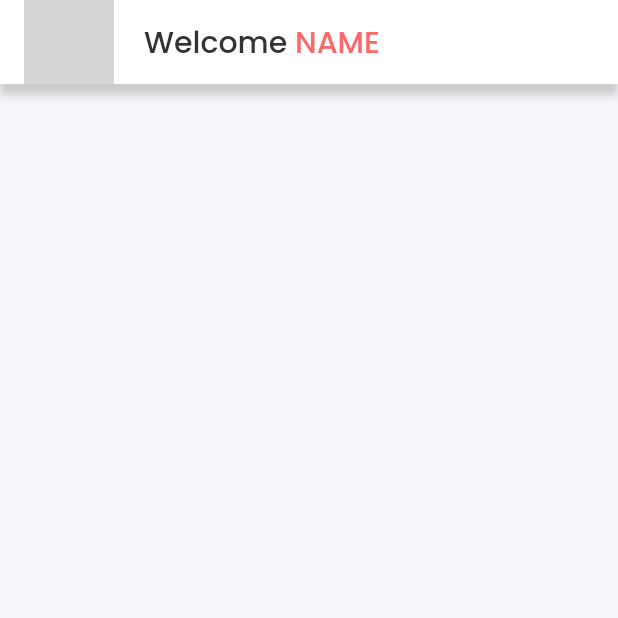
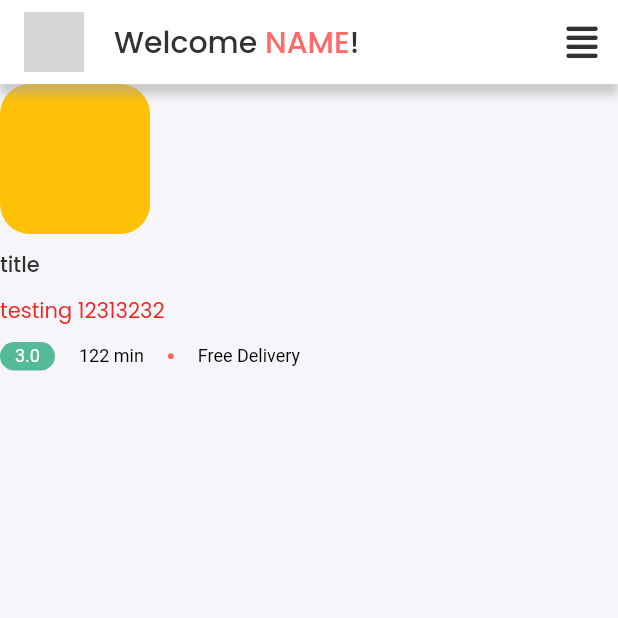
Before and after one commit to riqi3/CapstoneSAMS, a Flutter app: the screen it shows after launch, on a phone screen of 412 x 824 dp, the top half of it. Run offline on Flutter 3.47's test engine with Material 2 defaults, Android fonts, the phone set to English and light mode, and no system bars; our stand-ins replace font_awesome_flutter; accounts and stored records are empty; network calls fail; grey boxes are pictures that could not be loaded.

Commit message:
creating section

```diff
--- a/capstone_sams/lib/screens/home/HomeScreen.dart
+++ b/capstone_sams/lib/screens/home/HomeScreen.dart
@@ -1,7 +1,6 @@
+import 'package:capstone_sams/screens/home/widgets/Sections.dart';
 import 'package:capstone_sams/theme/pallete.dart';
 import 'package:flutter/material.dart';
-import 'package:font_awesome_flutter/font_awesome_flutter.dart';
-
 import 'widgets/AppBarSAMS.dart';
 
 class HomeScreen extends StatefulWidget {
@@ -22,12 +21,17 @@ class _HomeScreenState extends State<HomeScreen> {
           textColor: Pallete.textColor,
           backgroundColor: Pallete.whiteColor,
         ),
-        preferredSize: Size.fromHeight(
-          kToolbarHeight,
-        ),
+        preferredSize: Size.fromHeight(kToolbarHeight),
       ),
       body: SingleChildScrollView(
         physics: BouncingScrollPhysics(),
+        child: Row(
+          children: [
+            HomeSection(title: 'title',  location: 'testing 12313232', deliverTime: 122, rating: 3, press: (){
+              print('object');
+            })
+          ],
+        ),
       ),
     );
   }
--- a/capstone_sams/lib/screens/home/widgets/AppBarSAMS.dart
+++ b/capstone_sams/lib/screens/home/widgets/AppBarSAMS.dart
@@ -18,83 +18,61 @@ class HomeAppBar extends StatelessWidget {
 
   @override
   Widget build(BuildContext context) {
-    return Column(
-      mainAxisAlignment: MainAxisAlignment.center,
-      children: [
-        Container(
-
+    return Container(
       child: AppBar(
+        centerTitle: true,
         automaticallyImplyLeading: false,
+        elevation: 0,
+        backgroundColor: backgroundColor,
+        actions: [
+          IconButton(
+            onPressed: () {
+              print('dashboard');
+            },
+            icon: FaIcon(
+              FontAwesomeIcons.alignJustify,
+              color: Pallete.textColor,
+            ),
+          ),
+        ],
         title: Row(
           children: <Widget>[
-                CircleAvatar(
-                radius: 30,
+            GestureDetector(
+              onTap: () {
+                print('profile');
+              },
+              child: CircleAvatar(
+                radius: 20,
                 backgroundImage: NetworkImage(profile),
                 backgroundColor: Colors.transparent,
               ),
-              SizedBox(width: 20,),
+            ),
+            SizedBox(
+              width: 20,
+            ),
             Text(
               'Welcome ',
               style: TextStyle(
-                    fontSize: 20,
+                fontSize: Sizing.fsAppBar,
                 color: Pallete.textColor,
               ),
             ),
             Text(
               'NAME',
               style: TextStyle(
-                    fontSize: 20,
+                fontSize: Sizing.fsAppBar,
                 color: Pallete.mainColor,
+              ),
+            ),
+            Text(
+              '!',
+              style: TextStyle(
+                fontSize: Sizing.fsAppBar,
+                color: Pallete.textColor,
               ),
             ),
           ],
         ),
-            elevation: 0,
-            backgroundColor: backgroundColor,
-          ),
-          decoration: BoxDecoration(
-            boxShadow: [
-              BoxShadow(
-                color: Pallete.greyColor.withOpacity(.5),
-                offset: Offset(0, 7.0),
-                blurRadius: 4.0,
-              ),
-            ],
-          ),
-        ),
-      ],
-    );
-  }
-}
-
-//dynamic appbar
-class AppBarSAMS extends StatelessWidget {
-  const AppBarSAMS({
-    super.key,
-    required this.icon,
-    required this.textColor,
-    required this.backgroundColor,
-  });
-
-  final Color textColor, backgroundColor;
-  final FaIcon icon;
-
-  @override
-  Widget build(BuildContext context) {
-    return Container(
-      child: AppBar(
-        leading: IconButton(
-          onPressed: () {},
-          icon: icon,
-        ),
-        title: Text(
-          'data',
-          style: TextStyle(
-            color: textColor,
-          ),
-        ),
-        elevation: 0,
-        backgroundColor: backgroundColor,
       ),
       decoration: BoxDecoration(
         boxShadow: [
--- /dev/null
+++ b/capstone_sams/lib/screens/home/widgets/Sections.dart
@@ -0,0 +1,95 @@
+import 'package:capstone_sams/theme/pallete.dart';
+import 'package:flutter/material.dart';
+
+class HomeSection extends StatelessWidget {
+  const HomeSection({
+    super.key,
+    required this.title,
+
+    required this.location,
+    required this.deliverTime,
+    required this.rating,
+    required this.press,
+  });
+
+  final String title,   location;
+  final int deliverTime;
+  final double rating;
+  final VoidCallback press;
+
+  @override
+  Widget build(BuildContext context) {
+    return InkWell(
+      borderRadius: BorderRadius.all(Radius.circular(20)),
+      onTap: press,
+      child: SizedBox(
+        width: 200,
+        child: Column(
+          children: [
+            Column(
+              crossAxisAlignment: CrossAxisAlignment.start,
+              children: [
+                ClipRRect(
+                  borderRadius: BorderRadius.circular(20),
+                   child: Container(
+                    height:100,
+                    width: 100,
+                    color: Colors.amber,),
+                ),
+                Padding(
+                  padding: const EdgeInsets.symmetric(
+                      vertical: 20 / 2),
+                  child: Text(
+                    title,
+                    maxLines: 1,
+                    overflow: TextOverflow.ellipsis,
+                    style: Theme.of(context).textTheme.bodyLarge,
+                  ),
+                ),
+                Text(
+                  location,
+                  maxLines: 1,
+                  overflow: TextOverflow.ellipsis,
+                  style: TextStyle(color: Pallete.redColor),
+                ),
+                Padding(
+                  padding: const EdgeInsets.symmetric(
+                      vertical: 20 / 2),
+                  child: DefaultTextStyle(
+                    style: TextStyle(color: Colors.black, fontSize: 12),
+                    child: Row(
+                      children: [
+                        Container(
+                          padding: EdgeInsets.symmetric(
+                              horizontal: 20 / 2,
+                              vertical: 20 / 8),
+                          decoration: BoxDecoration(
+                              color: Pallete.greenColor,
+                              borderRadius:
+                                  BorderRadius.all(Radius.circular(20))),
+                          child: Text(
+                            rating.toString(),
+                            style: TextStyle(color: Colors.white),
+                          ),
+                        ),
+                        Spacer(),
+                        Text('$deliverTime min'),
+                        Spacer(),
+                        CircleAvatar(
+                          radius: 2,
+                          backgroundColor: Pallete.mainColor,
+                        ),
+                        Spacer(),
+                        Text('Free Delivery')
+                      ],
+                    ),
+                  ),
+                ),
+              ],
+            ),
+          ],
+        ),
+      ),
+    );
+  }
+}
--- a/capstone_sams/lib/theme/sizing.dart
+++ b/capstone_sams/lib/theme/sizing.dart
@@ -1,5 +1,6 @@
 import 'package:flutter/material.dart';
 
 class Sizing {
-  static const double padding = 10.0;
+  static const double padding = 20.0;
+  static const double fsAppBar = 20.0;
 }
--- /dev/null
+++ b/capstone_sams/lib/widgets/GlobalWidgets.dart
@@ -0,0 +1,59 @@
+
+//dynamic appbar
+import 'package:flutter/material.dart';
+import 'package:font_awesome_flutter/font_awesome_flutter.dart';
+
+import '../theme/pallete.dart';
+
+class AppBarSAMS extends StatelessWidget {
+  const AppBarSAMS({
+    super.key,
+    required this.text,
+    required this.icon,
+    required this.textColor,
+    required this.backgroundColor,
+  });
+
+  final Color textColor, backgroundColor;
+  final FaIcon icon;
+  final String text;
+
+  @override
+  Widget build(BuildContext context) {
+    return Container(
+      child: AppBar(
+        actions: [
+          IconButton(
+              onPressed: () {
+                print('dashboard');
+              },
+              icon: FaIcon(
+                FontAwesomeIcons.alignJustify,
+                color: Pallete.textColor,
+              ))
+        ],
+        leading: IconButton(
+          onPressed: () {},
+          icon: icon,
+        ),
+        title: Text(
+          text,
+          style: TextStyle(
+            color: textColor,
+          ),
+        ),
+        elevation: 0,
+        backgroundColor: backgroundColor,
+      ),
+      decoration: BoxDecoration(
+        boxShadow: [
+          BoxShadow(
+            color: Pallete.greyColor.withOpacity(.5),
+            offset: Offset(0, 7.0),
+            blurRadius: 4.0,
+          ),
+        ],
+      ),
+    );
+  }
+}
```
Lines whose indentation alone changed are shown as unchanged.
